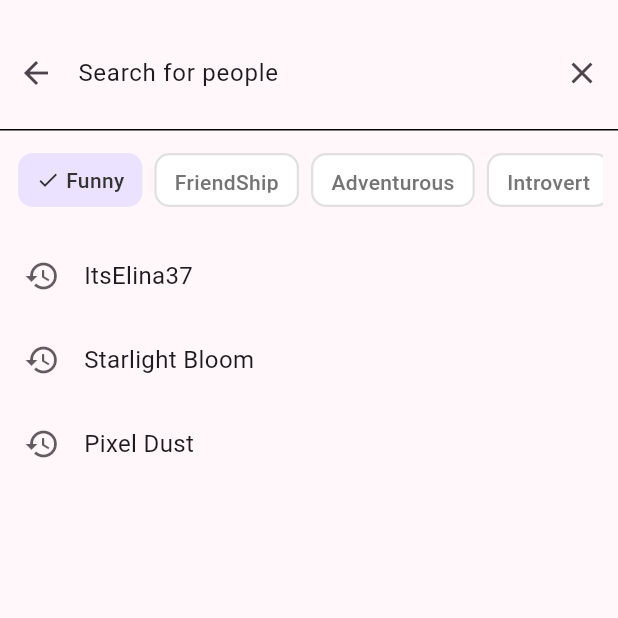
After one commit to maniraj1234/zuggled, a Flutter app: the SearchScreenView screen opened by its route, after a tap on "Funny", on a phone screen of 412 x 824 dp, the top half of it. The commit adds this screen. Run offline on Flutter 3.47's test engine with Material 3 defaults, Android fonts, the phone set to English and light mode, and no system bars; our stand-ins replace cloud_firestore, country_code_picker, dio, firebase_auth, firebase_core, flutter_bloc and 3 more; missing offline and left inert: http_status_code, stream_video, stream_video_flutter; accounts and stored records are empty.

Commit message:
sameer/search_screen_dev_commit (#19)
* Added Search Screen

* Fixed colorScheme

---------

Co-authored-by: Crystal <crystalarcus@gmail.com>
Co-authored-by: Crystal <150055488+crystalarcus@users.noreply.github.com>

```diff
--- a/frontend/lib/constants/route_names.dart
+++ b/frontend/lib/constants/route_names.dart
@@ -8,4 +8,5 @@ class RouteNames {
   static const String coinStore = 'coinStore_page';
   static const String settings = 'settings_page';
   static const String callScreen = 'call_screen_page';
+  static const String searchScreen = 'search_screen_page';
 }
--- a/frontend/lib/main.dart
+++ b/frontend/lib/main.dart
@@ -8,10 +8,11 @@ import 'package:frontend/services/navigation/main_router.dart';
 import 'package:frontend/services/navigation/navigation_service.dart';
 import 'package:go_router/go_router.dart';
 import 'package:provider/provider.dart';
+import 'firebase_options.dart';
 
 void main() async {
   WidgetsFlutterBinding.ensureInitialized();
-  await Firebase.initializeApp();
+  await Firebase.initializeApp(options: DefaultFirebaseOptions.currentPlatform);
 
   /// This is to make status bar adjust according to app's theme.
   SystemChrome.setSystemUIOverlayStyle(
--- a/frontend/lib/services/navigation/main_router.dart
+++ b/frontend/lib/services/navigation/main_router.dart
@@ -2,8 +2,10 @@ import 'package:frontend/constants/route_names.dart';
 import 'package:frontend/services/navigation/navigation_service.dart';
 import 'package:frontend/view_models/home_view_model.dart';
 import 'package:frontend/view_models/login_view_model.dart';
+import 'package:frontend/view_models/search_screen_view_model.dart';
 import 'package:frontend/view_models/shell_view_model.dart';
 import 'package:frontend/view_models/sign_up_view_model.dart';
+import 'package:frontend/views/search_screen_view.dart';
 import 'package:frontend/views/shell_view.dart';
 import 'package:frontend/services/auth_service/auth_service.dart';
 import 'package:frontend/views/login_view.dart';
@@ -140,6 +142,22 @@ final GoRouter mainRouter = GoRouter(
         ),
       ],
     ),
+
+    GoRoute(
+      path: '/search_screen',
+      name: RouteNames.searchScreen,
+      pageBuilder:
+          (context, state) => TransitionPage(
+            child: ChangeNotifierProvider<SearchScreenViewModel>(
+              create:
+                  (_) =>
+                      SearchScreenViewModel(context.read<NavigationService>()),
+              child: SearchScreenView(),
+            ),
+            state: state,
+          ),
+    ),
+
     // TODO: Redesign Call View UI
     /// CallView
     GoRoute(path: '/', builder: (context, state) => LoginView()),
--- a/frontend/lib/view_models/home_view_model.dart
+++ b/frontend/lib/view_models/home_view_model.dart
@@ -1,8 +1,21 @@
+import 'dart:ui';
+import 'package:flutter/material.dart';
+import 'package:frontend/constants/route_names.dart';
+import 'package:frontend/services/navigation/navigation_service.dart';
 import 'package:flutter/foundation.dart';
 import 'package:frontend/models/creator.dart';
 import 'package:frontend/repository/feed_repository.dart';
 
 class HomeViewModel extends ChangeNotifier {
+  HomeViewModel(this._navService);
+
+  final NavigationService _navService;
+
+  late Size size;
+
+  void onSearchTap() {
+    _navService.push(RouteNames.searchScreen);
+
   /// Private FeedRepository to handle Feed Data
   final FeedRepository _feedRepository = FeedRepository();
 
--- /dev/null
+++ b/frontend/lib/view_models/search_screen_view_model.dart
@@ -0,0 +1,46 @@
+import 'package:flutter/material.dart';
+import 'package:frontend/services/navigation/navigation_service.dart';
+import 'package:frontend/widgets/search_history_widget.dart';
+import 'package:frontend/widgets/search_text_controller.dart';
+
+class SearchScreenViewModel extends ChangeNotifier {
+  final NavigationService _navService;
+  late Size size;
+
+  SearchScreenViewModel(this._navService);
+
+  final _searchController = TextEditingController();
+
+  late Widget textFieldWidget = SearchTextField(
+    controller: _searchController,
+    onPopScreen: onPopScreen,
+    onClearTextField: onClearTextField,
+  );
+
+  final Map<String, bool> filters = {
+    'Funny': false,
+    'FriendShip': false,
+    'Adventurous': false,
+    'Introvert': false,
+  };
+
+  void onPopScreen() {
+    _navService.pop();
+    notifyListeners();
+  }
+
+  void onClearTextField() {
+    _searchController.clear();
+    notifyListeners();
+  }
+
+  void onFilterTapped(String key) {
+    print('Filter tapped: $key');
+    filters[key] = !filters[key]!;
+    notifyListeners();
+  }
+
+  List<String> searchHistory = ['ItsElina37', 'Starlight Bloom', 'Pixel Dust'];
+
+  late Widget searchHistoryWidget = SearchHistoryList(history: searchHistory);
+}
--- a/frontend/lib/views/home_view.dart
+++ b/frontend/lib/views/home_view.dart
@@ -18,7 +18,16 @@ class HomeView extends StatefulWidget {
 
 class _HomeViewState extends State<HomeView> {
   @override
+  void didChangeDependencies() {
+    super.didChangeDependencies();
+    final viewModel = context.read<HomeViewModel>();
+    viewModel.size = MediaQuery.of(context).size;
+  }
+
+  @override
   Widget build(BuildContext context) {
+    return Consumer<HomeViewModel>(
+      builder: (context, viewModel, child) {
         return CustomScrollView(
           slivers: [
             SliverToBoxAdapter(child: SizedBox(height: 12)),
@@ -34,7 +43,10 @@ class _HomeViewState extends State<HomeView> {
                       child: ClipRRect(
                         borderRadius: BorderRadius.circular(100),
                         child: Material(
-                      color: Theme.of(context).colorScheme.surfaceContainerHigh,
+                          color:
+                              Theme.of(
+                                context,
+                              ).colorScheme.surfaceContainerHigh,
                           child: InkWell(
                             child: Padding(
                               padding: EdgeInsets.symmetric(
@@ -49,6 +61,8 @@ class _HomeViewState extends State<HomeView> {
                                     child: Icon(Icons.search, size: 24),
                                   ),
                                   Expanded(
+                                    child: InkWell(
+                                      onTap: viewModel.onSearchTap,
                                       child: Text(
                                         "Search Zuggled",
                                         style: Theme.of(
@@ -58,6 +72,7 @@ class _HomeViewState extends State<HomeView> {
                                               Theme.of(
                                                 context,
                                               ).colorScheme.onSurfaceVariant,
+                                        ),
                                       ),
                                     ),
                                   ),
@@ -204,9 +219,9 @@ class _HomeViewState extends State<HomeView> {
                 ));
               },
             ),
-          ),
-        ),
           ],
+        );
+      },
     );
   }
 }
--- /dev/null
+++ b/frontend/lib/views/search_screen_view.dart
@@ -0,0 +1,50 @@
+import 'package:flutter/material.dart';
+import 'package:frontend/view_models/search_screen_view_model.dart';
+import 'package:frontend/widgets/search_filter.dart';
+import 'package:provider/provider.dart';
+
+class SearchScreenView extends StatefulWidget {
+  const SearchScreenView({super.key});
+
+  @override
+  State<SearchScreenView> createState() => _SearchScreenViewState();
+}
+
+class _SearchScreenViewState extends State<SearchScreenView> {
+  @override
+  void didChangeDependencies() {
+    super.didChangeDependencies();
+    final viewModel = context.read<SearchScreenViewModel>();
+    viewModel.size = MediaQuery.of(context).size;
+  }
+
+  @override
+  Widget build(BuildContext context) {
+    return Consumer<SearchScreenViewModel>(
+      builder: (context, viewModel, state) {
+        return Scaffold(
+          body: SafeArea(
+            child: Column(
+              children: [
+                Padding(
+                  padding: const EdgeInsets.symmetric(vertical: 10),
+                  child: viewModel.textFieldWidget,
+                ),
+                const SizedBox(height: 5.0),
+                Padding(
+                  padding: const EdgeInsets.symmetric(horizontal: 10.0),
+                  child: SearchScreenFilter(
+                    filters: viewModel.filters,
+                    onFilterTapped: viewModel.onFilterTapped,
+                  ),
+                ),
+                const SizedBox(height: 10.0),
+                Expanded(child: viewModel.searchHistoryWidget),
+              ],
+            ),
+          ),
+        );
+      },
+    );
+  }
+}
--- /dev/null
+++ b/frontend/lib/widgets/search_filter.dart
@@ -0,0 +1,90 @@
+import 'package:flutter/material.dart';
+
+// The main parent widget for the filter list.
+class SearchScreenFilter extends StatelessWidget {
+  // The map of filter titles to their selection status (e.g., {"Funny": true}).
+  final Map<String, bool> filters;
+  // The callback function that will be called when a filter is tapped.
+  // This would typically trigger a method in your ViewModel.
+  final Function(String key) onFilterTapped;
+
+  const SearchScreenFilter({
+    super.key,
+    required this.filters,
+    required this.onFilterTapped,
+  });
+
+  @override
+  Widget build(BuildContext context) {
+    // A list of the filter titles (e.g., ["Funny", "Friendship", ...]).
+    final filterKeys = filters.keys.toList();
+
+    // Use a SizedBox to give the horizontal list a specific height.
+    return SizedBox(
+      height: 36.0, // You can adjust this height as needed.
+      child: ListView.builder(
+        scrollDirection: Axis.horizontal,
+        itemCount: filterKeys.length,
+        itemBuilder: (context, index) {
+          final key = filterKeys[index];
+          final isSelected = filters[key] ?? false;
+
+          // Add some spacing between the filter items.
+          return Padding(
+            padding: EdgeInsets.only(
+              left: index == 0 ? 2 : 8.0,
+              right: index == filterKeys.length - 1 ? 2 : 0,
+            ),
+            // Use GestureDetector to make the FilterItem tappable.
+            child: GestureDetector(
+              onTap: () => onFilterTapped(key),
+              child: FilterItem(title: key, isSelected: isSelected),
+            ),
+          );
+        },
+      ),
+    );
+  }
+}
+
+// The individual filter chip widget.
+class FilterItem extends StatelessWidget {
+  final String title;
+  final bool isSelected;
+  const FilterItem({super.key, required this.title, required this.isSelected});
+
+  @override
+  Widget build(BuildContext context) {
+    return Container(
+      padding: const EdgeInsets.symmetric(horizontal: 12.0, vertical: 8.0),
+      decoration: BoxDecoration(
+        // Use a light purple color when selected, white otherwise.
+        color: isSelected ? const Color(0xFFEAE2FF) : Colors.white,
+        borderRadius: BorderRadius.circular(10.0),
+        // Display a border only when not selected.
+        border:
+            isSelected
+                ? null
+                : Border.all(color: Colors.grey.shade300, width: 1.5),
+      ),
+      child: Row(
+        children: [
+          // Show the check icon only when the item is selected.
+          if (isSelected)
+            const Icon(Icons.check, size: 16.0, color: Color(0xFF333333)),
+          // Add spacing between the icon and the text.
+          if (isSelected) const SizedBox(width: 4.0),
+          Text(
+            title,
+            style: TextStyle(
+              fontWeight: FontWeight.w500,
+              // Use a darker text color for better readability.
+              color:
+                  isSelected ? const Color(0xFF333333) : Colors.grey.shade600,
+            ),
+          ),
+        ],
+      ),
+    );
+  }
+}
--- /dev/null
+++ b/frontend/lib/widgets/search_history_widget.dart
@@ -0,0 +1,35 @@
+import 'package:flutter/material.dart';
+
+class SearchHistoryList extends StatelessWidget {
+  final List<String> history;
+
+  const SearchHistoryList({super.key, required this.history});
+
+  @override
+  Widget build(BuildContext context) {
+    final colorScheme = Theme.of(context).colorScheme;
+
+    return ListView.builder(
+      itemCount: history.length,
+      padding: const EdgeInsets.symmetric(vertical: 8),
+      itemBuilder: (context, index) {
+        return Padding(
+          padding: const EdgeInsets.symmetric(vertical: 16.0, horizontal: 16.0),
+          child: Row(
+            children: [
+              Icon(
+                Icons.history,
+                color: colorScheme.onSurface.withOpacity(0.7),
+              ),
+              const SizedBox(width: 16),
+              Text(
+                history[index],
+                style: TextStyle(fontSize: 16, color: colorScheme.onSurface),
+              ),
+            ],
+          ),
+        );
+      },
+    );
+  }
+}
--- /dev/null
+++ b/frontend/lib/widgets/search_text_controller.dart
@@ -0,0 +1,49 @@
+import 'package:flutter/material.dart';
+
+class SearchTextField extends StatelessWidget {
+  final TextEditingController controller;
+  final VoidCallback onPopScreen;
+  final VoidCallback onClearTextField;
+  const SearchTextField({
+    super.key,
+    required this.controller,
+    required this.onClearTextField,
+    required this.onPopScreen,
+  });
+
+  @override
+  Widget build(BuildContext context) {
+    return TextField(
+      controller: controller,
+
+      style: const TextStyle(fontSize: 18, color: Colors.black87),
+      decoration: InputDecoration(
+        contentPadding: EdgeInsets.symmetric(horizontal: 20, vertical: 25),
+        prefixIcon: IconButton(
+          icon: Icon(Icons.arrow_back),
+          onPressed: onPopScreen,
+        ),
+        // The prefixIcon has been removed from here.
+        hintText: 'Search for people',
+        hintStyle: Theme.of(context).textTheme.bodyLarge,
+        enabledBorder: UnderlineInputBorder(),
+        focusedBorder: UnderlineInputBorder(
+          borderSide: BorderSide(
+            color: Theme.of(context).colorScheme.primary,
+            width: 2.4,
+          ),
+        ),
+        border: UnderlineInputBorder(
+          borderSide: BorderSide(
+            color: Theme.of(context).colorScheme.outline,
+            width: 2.0,
+          ),
+        ),
+        suffixIcon: IconButton(
+          icon: Icon(Icons.clear),
+          onPressed: onClearTextField,
+        ),
+      ),
+    );
+  }
+}
```
Also changed, not shown: frontend/firebase.json, frontend/lib/firebase_options.dart, 6 other files. Lines whose indentation alone changed are shown as unchanged.
